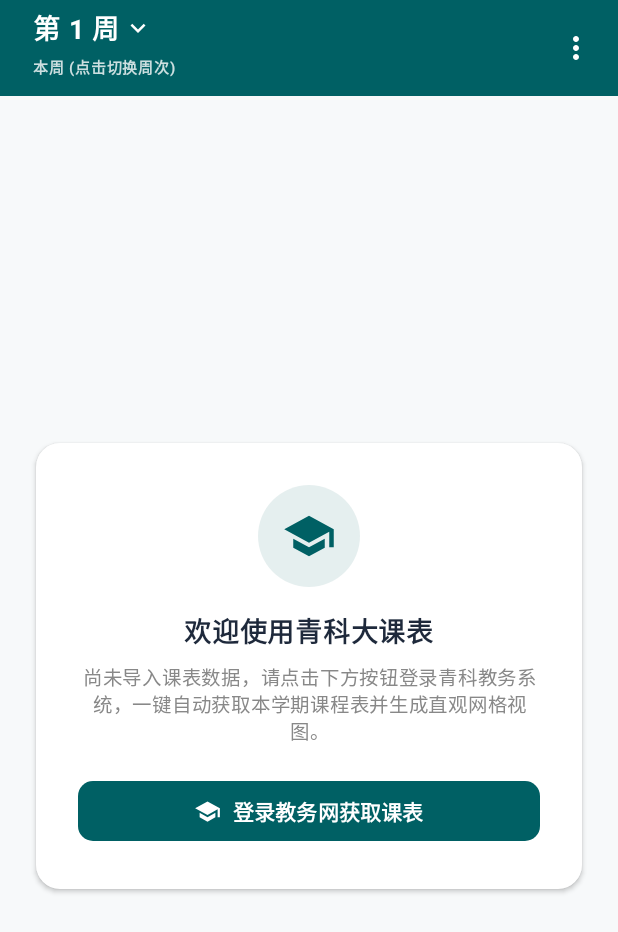
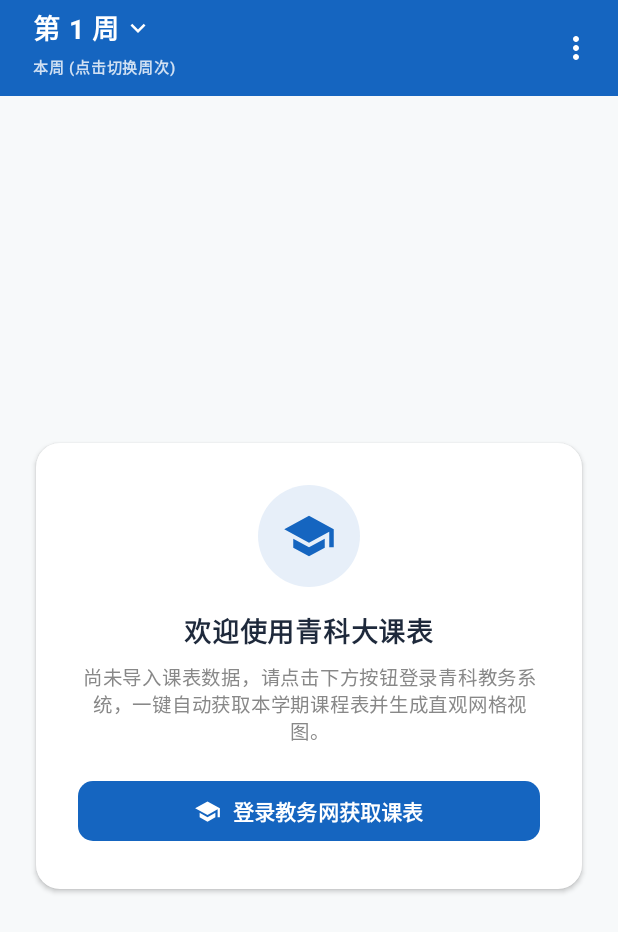
Before and after one commit to lazyfreeman/QUST-Schedule, an Android app built with Jetpack Compose: the screen it shows after launch (MainActivity), on a phone screen of 412 x 824 dp. Shown: the top 932 px of the screen. Run offline under Robolectric (Android 15) with nearby library versions, the phone set to English and light mode, and no system bars.

Commit message:
style: 主题色由青绿改为深蓝 #1565C0，菜单栏/状态栏/按钮/登录页/日历颜色统一换色

```diff
--- a/app/src/main/java/com/qust/schedule/calendar/CalendarHelper.kt
+++ b/app/src/main/java/com/qust/schedule/calendar/CalendarHelper.kt
@@ -99,7 +99,7 @@ object CalendarHelper {
             put(CalendarContract.Calendars.ACCOUNT_TYPE, accountType)
             put(CalendarContract.Calendars.NAME, config.calendarName)
             put(CalendarContract.Calendars.CALENDAR_DISPLAY_NAME, config.calendarName)
-            put(CalendarContract.Calendars.CALENDAR_COLOR, Color.parseColor("#00838F"))
+            put(CalendarContract.Calendars.CALENDAR_COLOR, Color.parseColor("#1565C0"))
             put(CalendarContract.Calendars.CALENDAR_ACCESS_LEVEL, CalendarContract.Calendars.CAL_ACCESS_OWNER)
             put(CalendarContract.Calendars.OWNER_ACCOUNT, accountName)
             put(CalendarContract.Calendars.CALENDAR_TIME_ZONE, TimeZone.getDefault().id)
--- a/app/src/main/java/com/qust/schedule/ui/LoginWebViewActivity.kt
+++ b/app/src/main/java/com/qust/schedule/ui/LoginWebViewActivity.kt
@@ -78,7 +78,7 @@ class LoginWebViewActivity : ComponentActivity() {
         val topBar = LinearLayout(this).apply {
             orientation = LinearLayout.HORIZONTAL
             setPadding(24, 20, 24, 20)
-            setBackgroundColor(0xFF006064.toInt())
+            setBackgroundColor(0xFF1565C0.toInt())
         }
 
         tvStatus = TextView(this).apply {
@@ -92,7 +92,7 @@ class LoginWebViewActivity : ComponentActivity() {
         btnConfigCreds = Button(this).apply {
             text = "凭据设置"
             textSize = 12f
-            setBackgroundColor(0xFF00838F.toInt())
+            setBackgroundColor(0xFF1E88E5.toInt())
             setTextColor(0xFFFFFFFF.toInt())
             setOnClickListener {
                 showCredentialsDialog()
@@ -109,7 +109,7 @@ class LoginWebViewActivity : ComponentActivity() {
         btnExtract = Button(this).apply {
             text = "手动提取"
             textSize = 12f
-            setBackgroundColor(0xFF00838F.toInt())
+            setBackgroundColor(0xFF1E88E5.toInt())
             setTextColor(0xFFFFFFFF.toInt())
             setOnClickListener {
                 val currentUrl = webView.url ?: ""
--- a/app/src/main/java/com/qust/schedule/ui/theme/Color.kt
+++ b/app/src/main/java/com/qust/schedule/ui/theme/Color.kt
@@ -2,13 +2,13 @@ package com.qust.schedule.ui.theme
 
 import androidx.compose.ui.graphics.Color
 
-val QustPrimary = Color(0xFF006064)
-val QustPrimaryLight = Color(0xFF428E92)
-val QustPrimaryDark = Color(0xFF00363A)
+val QustPrimary = Color(0xFF1565C0)
+val QustPrimaryLight = Color(0xFF5E92F3)
+val QustPrimaryDark = Color(0xFF003C8F)
 
-val QustSecondary = Color(0xFF00838F)
-val QustSecondaryLight = Color(0xFF4FB3BF)
-val QustSecondaryDark = Color(0xFF005662)
+val QustSecondary = Color(0xFF1E88E5)
+val QustSecondaryLight = Color(0xFF6AB7FF)
+val QustSecondaryDark = Color(0xFF005CB2)
 
 val BackgroundLight = Color(0xFFF7F9FA)
 val SurfaceLight = Color(0xFFFFFFFF)
--- a/app/src/main/res/values/colors.xml
+++ b/app/src/main/res/values/colors.xml
@@ -1,6 +1,6 @@
 <?xml version="1.0" encoding="utf-8"?>
 <resources>
-    <color name="qust_primary">#006064</color>
-    <color name="qust_secondary">#00838F</color>
+    <color name="qust_primary">#1565C0</color>
+    <color name="qust_secondary">#1E88E5</color>
     <color name="white">#FFFFFFFF</color>
 </resources>
```
